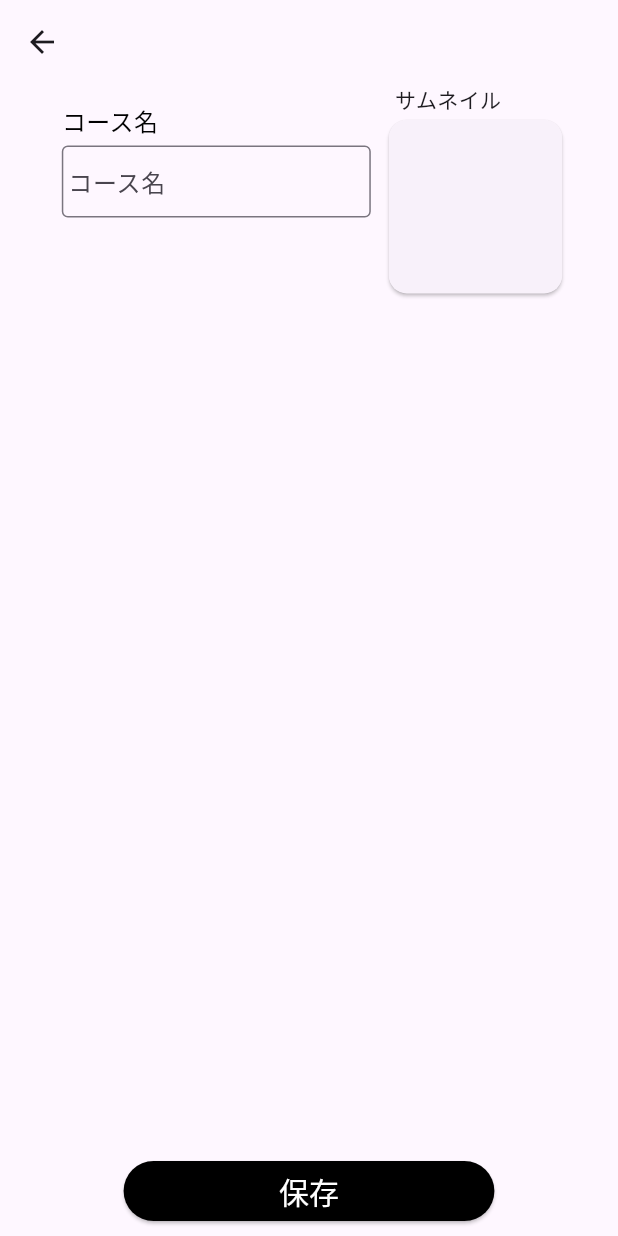
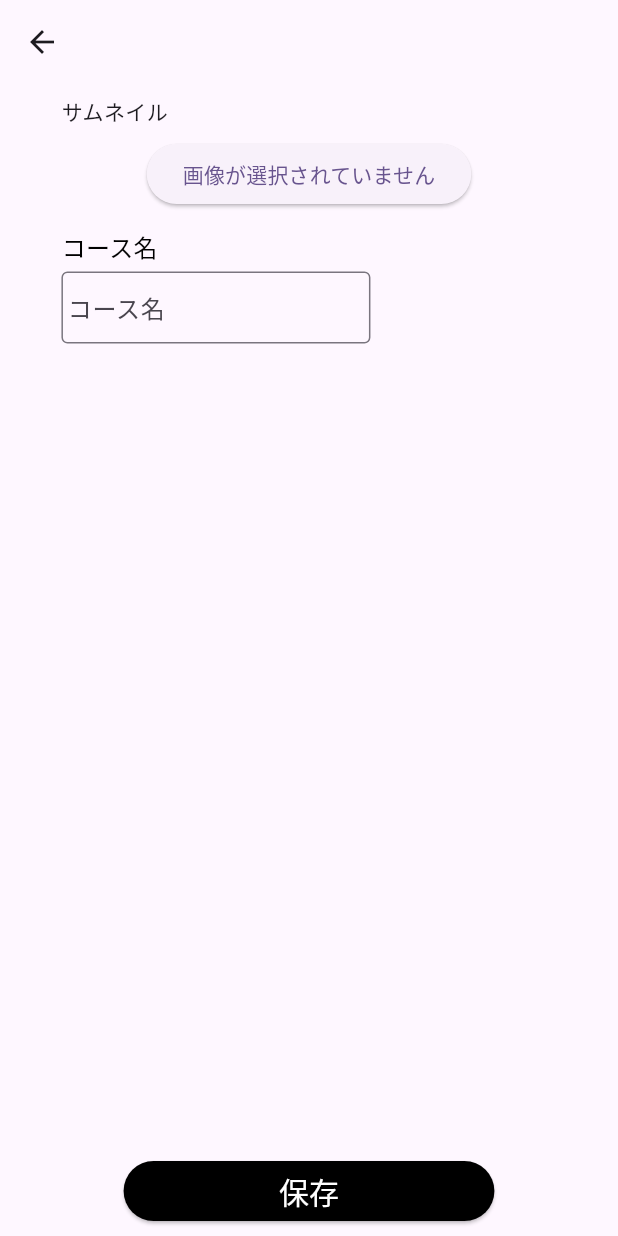
Before and after one commit to GreenTeaProgrammers/WhereChildBus, a Flutter app: the BusEditPage screen opened directly with empty values, on a phone screen of 412 x 824 dp. Run offline on Flutter 3.47's test engine with Material 3 defaults, Android fonts, the phone set to English and light mode, and no system bars; our stand-ins replace fixnum, flutter_dotenv, image_picker; missing offline and left inert: grpc, protobuf.

Commit message:
feat:画像選択ボタンを追加

```diff
--- a/frontend/where_child_bus/lib/pages/bus_list_page/bus_edit_page/bus_edit_page.dart
+++ b/frontend/where_child_bus/lib/pages/bus_list_page/bus_edit_page/bus_edit_page.dart
@@ -1,12 +1,26 @@
+import 'dart:io';
 import 'package:flutter/material.dart';
+import 'package:image_picker/image_picker.dart';
 import 'package:where_child_bus/pages/bus_list_page/bus_edit_page/components/confirm_button.dart';
 import 'package:where_child_bus/pages/bus_list_page/bus_edit_page/components/input_element.dart';
 import 'package:where_child_bus/pages/bus_list_page/bus_edit_page/components/stations_list.dart';
 
-class BusEditPage extends StatelessWidget {
+class BusEditPage extends StatefulWidget {
   final List<String> busStations;
 
-  const BusEditPage({super.key, required this.busStations});
+  BusEditPage({required this.busStations});
+
+  @override
+  _BusEditPage createState() => _BusEditPage(busStations: busStations);
+}
+
+class _BusEditPage extends State<BusEditPage> {
+  final List<String> busStations;
+  final ImagePicker _picker = ImagePicker();
+  String? _selectedImagePath;
+  bool _isPickingImage = false;
+
+  _BusEditPage({required this.busStations});
 
   @override
   Widget build(BuildContext context) {
@@ -22,6 +36,7 @@ class BusEditPage extends StatelessWidget {
   Widget pageBody(BuildContext context) {
     return Center(
       child: Column(
+        crossAxisAlignment: CrossAxisAlignment.start,
         children: [
           inputFieldsAndThumbnail(context),
           StationsList(busStationsList: busStations),
@@ -32,13 +47,16 @@ class BusEditPage extends StatelessWidget {
   }
 
   Widget inputFieldsAndThumbnail(BuildContext context) {
-      return Row(
-        mainAxisAlignment: MainAxisAlignment.center,
+      return Padding(
+        padding: EdgeInsets.symmetric(horizontal: MediaQuery.of(context).size.width*0.08),
+        child: Column(
+          mainAxisAlignment: MainAxisAlignment.start,
           crossAxisAlignment: CrossAxisAlignment.start,
           children: [
+            busThumbnail(context),
             const InputElement(inputFieldTitle: "コース名", labelText: "コース名", hintText: "コース名を入力してください"),
-          busThumbnail(context),
           ],
+        ),
       );
   }
 
@@ -47,15 +65,59 @@ class BusEditPage extends StatelessWidget {
       crossAxisAlignment: CrossAxisAlignment.start,
       children: [
         const Padding(
-          padding:  EdgeInsets.symmetric(horizontal: 8),
+          padding:  EdgeInsets.all(8),
           child:  Text("サムネイル"),
         ),
-        SizedBox(
+        GestureDetector(
+          onTap: () => pickImage(),
+          child: _selectedImagePath != null ? SizedBox(
             width: MediaQuery.of(context).size.width * 0.3,
             height: MediaQuery.of(context).size.width * 0.3,
-          child: Card(),
+            child: Image.file(File(_selectedImagePath!)),
+          ) : Center(
+            child: unselectedImageButton(),
+          ),
         ),
       ]
     );
   }
+
+  Widget unselectedImageButton() {
+    return ElevatedButton(
+      onPressed: () => pickImage(),
+      child: Text (
+        "画像が選択されていません",
+      ),
+    );
   }
+
+  Future<void> pickImage() async {
+    if (_isPickingImage) {
+      //  画像選択が既に進行中なので、新たに画像選択を開始しない
+      return;
+    }
+
+    setState(() {
+      _isPickingImage= true;
+    });
+
+    try {
+      final XFile? image = await _picker.pickImage(source: ImageSource.gallery);
+
+
+      if (image != null) {
+        setState(() {
+          _selectedImagePath = image.path;
+        });
+      } else {
+        print('No image selected.');
+      }
+    } catch (e) {
+      print('Error picking image: $e');
+    } finally {
+      setState(() {
+        _isPickingImage = false;
+      });
+    }
+  }
+}
--- a/frontend/where_child_bus/lib/pages/bus_list_page/bus_edit_page/components/stations_list.dart
+++ b/frontend/where_child_bus/lib/pages/bus_list_page/bus_edit_page/components/stations_list.dart
@@ -16,7 +16,7 @@ class StationsList extends StatelessWidget {
       itemCount: busStationsList.length,
       itemBuilder: (context, index) {
         return Padding(
-          padding: const EdgeInsets.fromLTRB(50,  10,  0,  0),
+          padding: EdgeInsets.fromLTRB(MediaQuery.of(context).size.width*0.1,  10,  0,  0),
           child: stationsListElement(busStationsList[index]),
         );
       },
```
Lines whose indentation alone changed are shown as unchanged.
